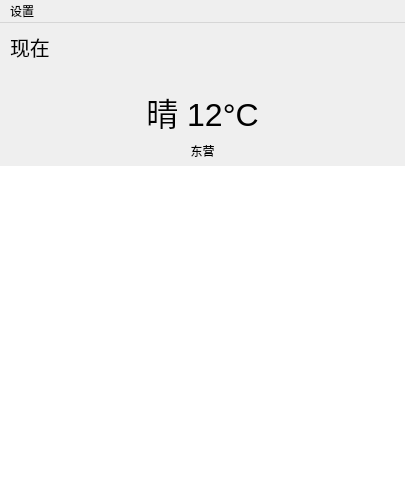
First picture: the form in ui/window.ui, repository 7emini/weather, before the edit.
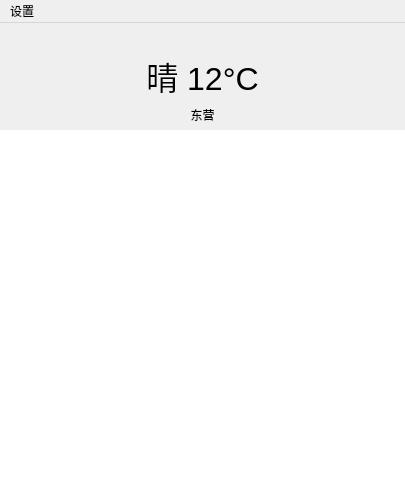
Second picture: the form after the edit. Icons and pictures are not drawn.

What changed in the file:
```diff
--- a/ui/window.ui
+++ b/ui/window.ui
@@ -39,21 +39,6 @@
       <property name="rightMargin">
        <number>10</number>
       </property>
-      <item>
-       <widget class="QLabel" name="label_4">
-        <property name="font">
-         <font>
-          <pointsize>15</pointsize>
-         </font>
-        </property>
-        <property name="text">
-         <string>现在</string>
-        </property>
-        <property name="alignment">
-         <set>Qt::AlignLeading|Qt::AlignLeft|Qt::AlignVCenter</set>
-        </property>
-       </widget>
-      </item>
       <item>
        <widget class="QLabel" name="ui_day_img">
         <property name="sizePolicy">
```
